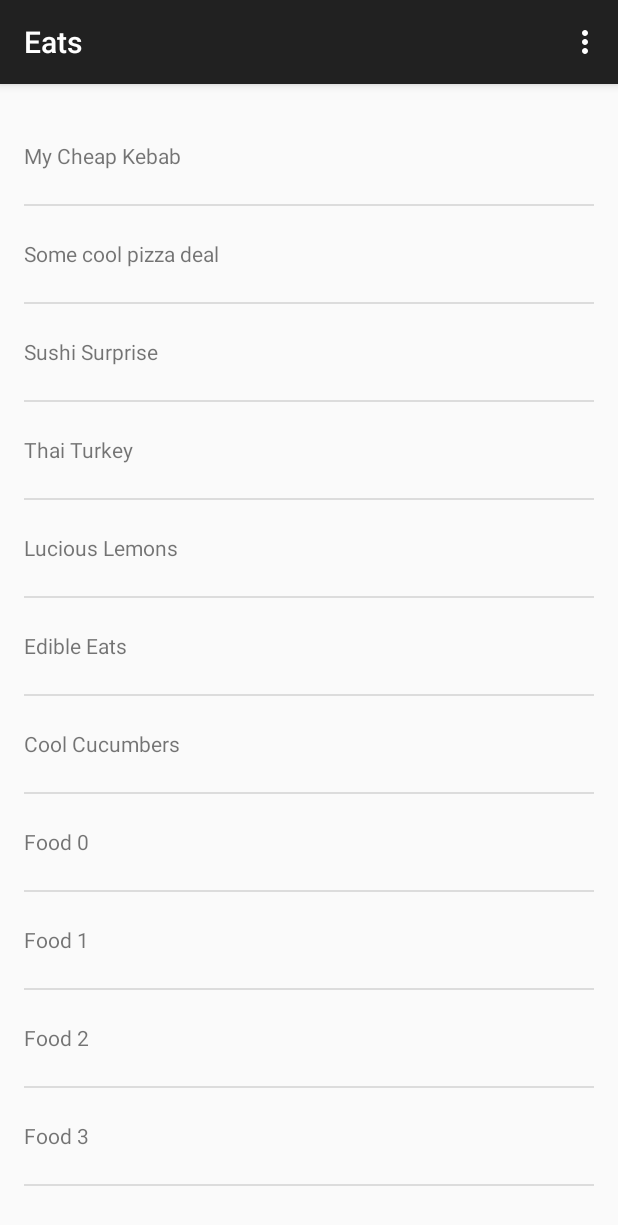
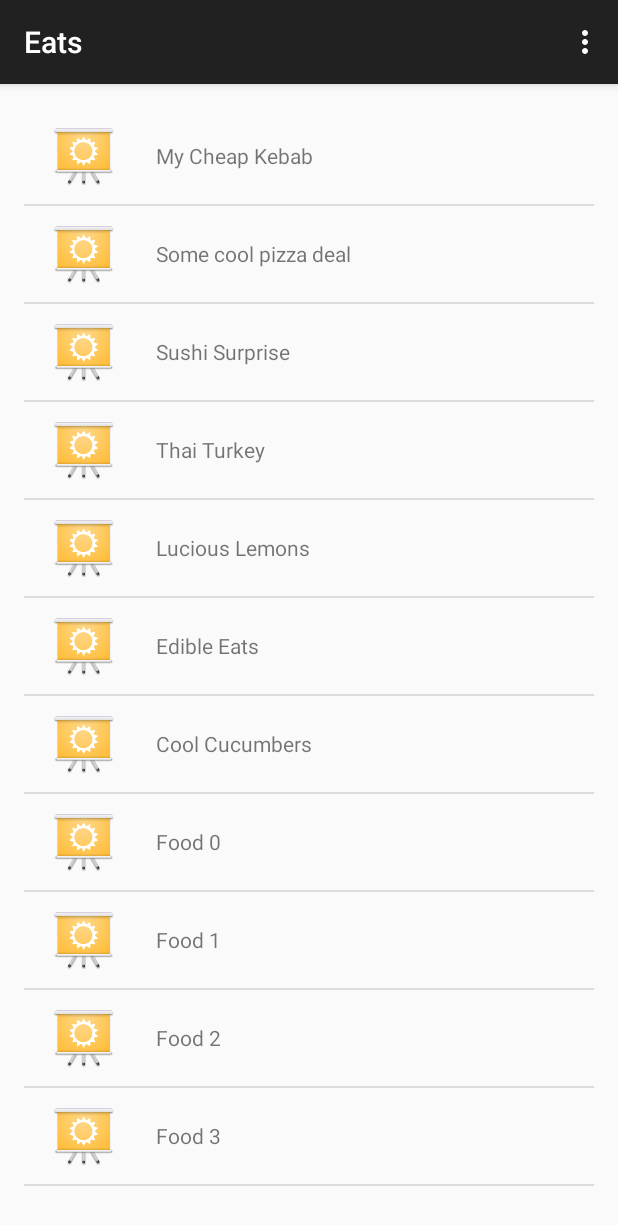
Before and after one commit to SDupZ/Eats, an Android app: the screen it shows after launch (MainActivity), on a phone screen of 412 x 824 dp. Shown: the top 1225 px of the screen. Run offline under Robolectric (Android 15) with nearby library versions, the phone set to English and light mode, and no system bars.

Commit message:
Added dummy images real quick

```diff
--- a/app/src/main/res/layout/list_item_deals.xml
+++ b/app/src/main/res/layout/list_item_deals.xml
@@ -1,7 +1,25 @@
 <?xml version="1.0" encoding="utf-8"?>
-<TextView xmlns:android="http://schemas.android.com/apk/res/android"
+
+<LinearLayout xmlns:android="http://schemas.android.com/apk/res/android"
     android:layout_width="match_parent"
     android:layout_height="match_parent"
+    android:paddingLeft="16dp"
+    android:paddingRight="16dp"
+    android:orientation="horizontal"
     android:minHeight="?android:attr/listPreferredItemHeight"
-    android:gravity="center_vertical"
-    android:id="@+id/list_item_deals_textview" />
+    android:gravity="center_vertical">
+
+    <ImageView
+        android:id="@+id/imageView1"
+        android:layout_width="wrap_content"
+        android:layout_height="wrap_content"
+        android:src="@drawable/ic_launcher" />
+
+    <TextView
+        android:paddingLeft="24dp"
+        android:layout_width="match_parent"
+        android:layout_height="match_parent"
+        android:gravity="center_vertical"
+        android:id="@+id/list_item_deals_textview"/>
+
+</LinearLayout>
```
